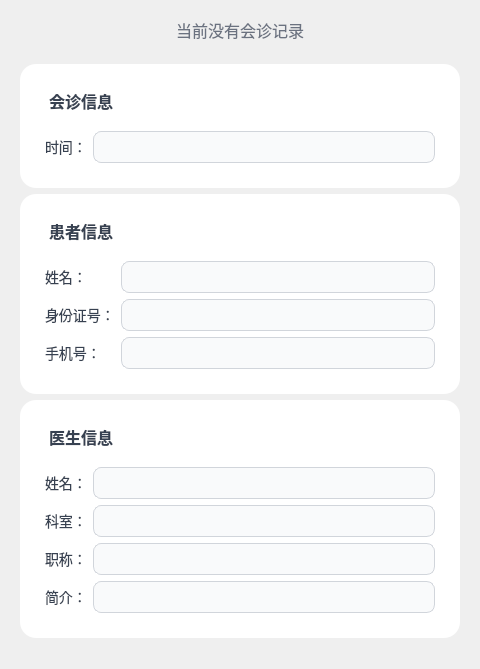
This is Client/forms/sessionform.ui in lgy987/IntelliMed as Qt 5 draws it before an edit. The edited form follows.
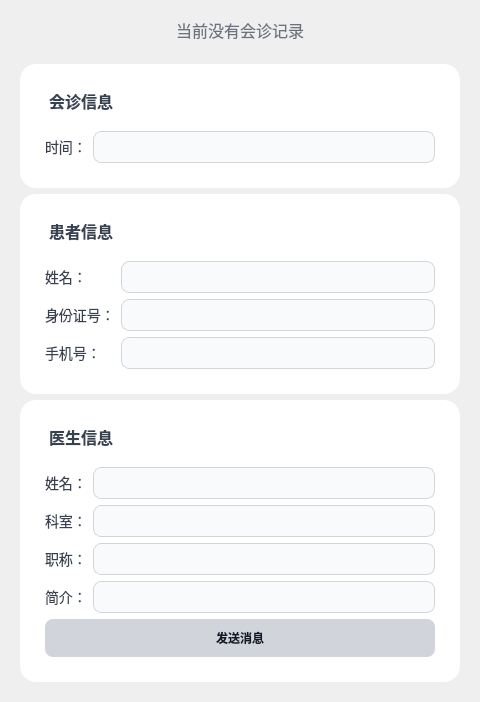
This is the edited form.

```diff
--- a/Client/forms/sessionform.ui
+++ b/Client/forms/sessionform.ui
@@ -136,6 +136,31 @@
            <item row="3" column="1"><widget class="QLineEdit" name="doctorDescriptionEdit"><property name="readOnly"><bool>true</bool></property></widget></item>
           </layout>
          </item>
+         <item>
+           <widget class="QPushButton" name="messageButton">
+             <property name="styleSheet">
+               <string notr="true">
+                 QPushButton {
+                   background: #d1d5db;
+                   color: #111827;
+                   border-radius: 8px;
+                   padding: 10px;
+                   font-weight: bold;
+                 }
+                 QPushButton:hover:!disabled {
+                   background-color: #9ca3af;
+                 }
+                 QPushButton:disabled {
+                   background-color: #e5e7eb;
+                   color: #6b7280;
+                 }
+               </string>
+             </property>
+             <property name="text">
+               <string>发送消息</string>
+             </property>
+           </widget>
+         </item>
         </layout>
        </widget>
       </item>
```
